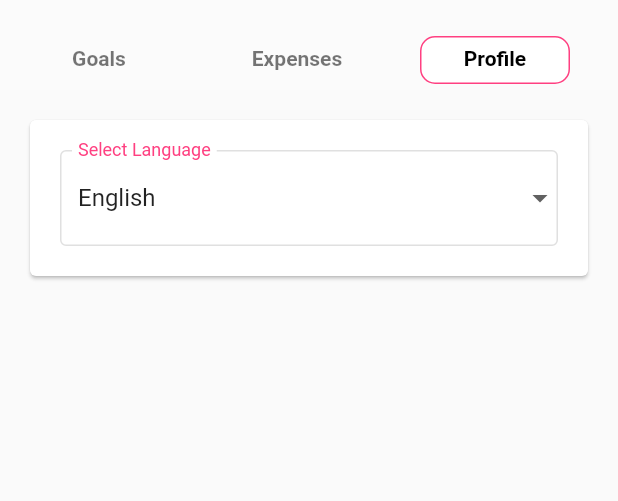
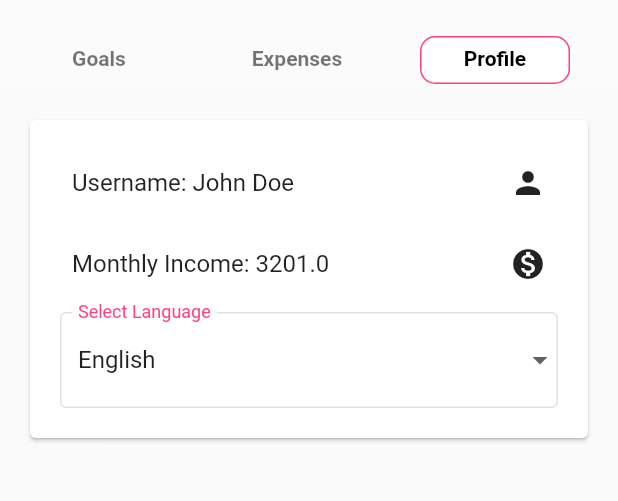
Before and after one commit to cezarmocanu/budgeto, a Flutter app: the screen it shows after launch, tab 3 chosen, on a phone screen of 412 x 824 dp, the part 126-627 px from its top. Run offline on Flutter 3.47's test engine with Material 2 defaults, Android fonts, the phone set to English and light mode, and no system bars; our stand-ins replace pie_chart.

Commit message:
[WoEUsy1F] Added basic info to profile

```diff
--- a/lib/dashboard-tabs/profile-tab.dart
+++ b/lib/dashboard-tabs/profile-tab.dart
@@ -6,9 +6,10 @@ import 'package:provider/provider.dart';
 class ProfileTab extends StatelessWidget {
   @override
   Widget build(BuildContext context) {
-    LanguageEnum intl = Provider.of<AppModel>(context, listen: true).intl;
+    // LanguageEnum intl = Provider.of<AppModel>(context, listen: true).intl;
     // var ddValues = getLanguagesDropdownValues(intl);
 
+    return Consumer<AppModel>(builder: (context, app, child) {
       return Scaffold(
         body: SizedBox.expand(
           child: Column(
@@ -20,12 +21,61 @@ class ProfileTab extends StatelessWidget {
                   padding: EdgeInsets.all(20),
                   child: Column(
                     crossAxisAlignment: CrossAxisAlignment.start,
-                  children: [_LanguageDropdown()],
+                    children: [
+                      _InfoRow(
+                        icon: Icons.person,
+                        label: "Username",
+                        value: "John Doe",
+                      ),
+                      _InfoRow(
+                        icon: Icons.monetization_on,
+                        value: app.income.toString(),
+                        label: "Monthly Income",
+                      ),
+                      _LanguageDropdown(),
+                    ],
                   ),
                 ),
               ),
             ],
           ),
+        ),
+      );
+    });
+  }
+}
+
+class _InfoRow extends StatelessWidget {
+  final String label;
+  final String value;
+  final IconData icon;
+
+  _InfoRow({
+    required this.label,
+    required this.value,
+    required this.icon,
+  });
+
+  @override
+  Widget build(BuildContext context) {
+    return Padding(
+      padding: EdgeInsets.only(
+        top: 10,
+        bottom: 20,
+        left: 8,
+        right: 8,
+      ),
+      child: Row(
+        mainAxisAlignment: MainAxisAlignment.spaceBetween,
+        children: [
+          Text(
+            "$label: $value",
+            style: TextStyle(
+              fontSize: 16,
+            ),
+          ),
+          Icon(icon),
+        ],
       ),
     );
   }
```
Lines whose indentation alone changed are shown as unchanged.
